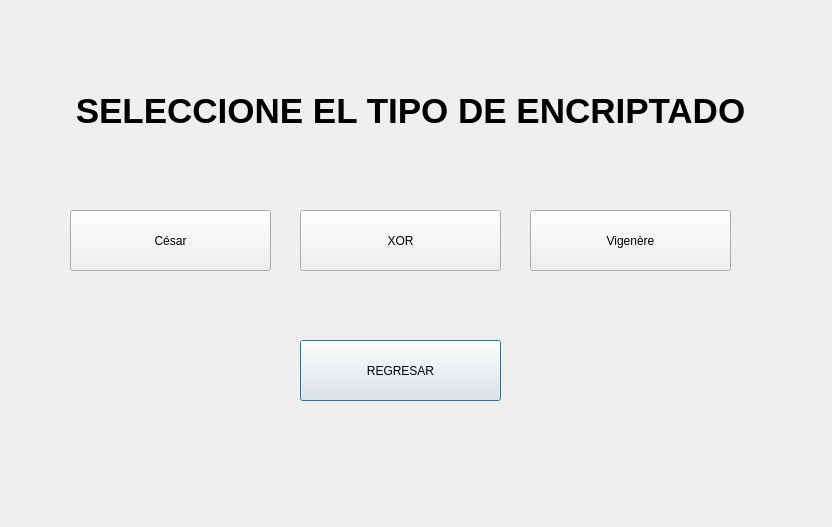
Qt form cipherApp/mainventana.ui (DJCC006/cipherApp) before a commit.
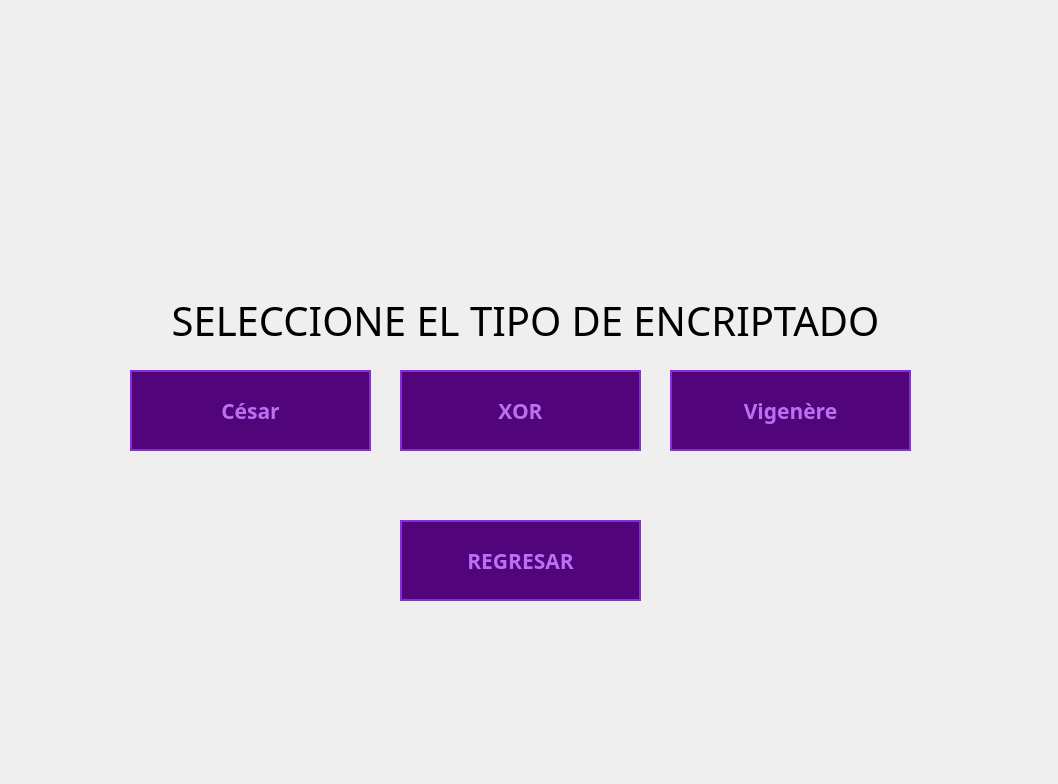
The same form after that commit.

What changed in the file:
```diff
--- a/cipherApp/mainventana.ui
+++ b/cipherApp/mainventana.ui
@@ -6,22 +6,62 @@
    <rect>
     <x>0</x>
     <y>0</y>
-    <width>832</width>
-    <height>527</height>
+    <width>1058</width>
+    <height>784</height>
    </rect>
   </property>
   <property name="windowTitle">
    <string>Dialog</string>
   </property>
+  <property name="styleSheet">
+   <string notr="true">QPushButton {
+    background-color: #52057B;
+    color: #BC6FF1;            
+    border: 2px solid #892CDC; 
+    padding: 10px 20px;
+    font-family: VCR OSD Mono;
+    font-weight: bold;
+}
+
+QPushButton:hover {
+    background-color: #892CDC; 
+    color: #000000;            
+    border: 2px solid #BC6FF1; 
+}
+
+
+QPushButton:pressed {
+    background-color: #BC6FF1; 
+    color: #000000;
+    border: 2px solid #000000;
+    padding-left: 12px;        
+    padding-top: 12px;
+}
+
+
+
+
+QWidget#centralwidget, QWidget#Form {
+    background-color: #000000; 
+}
+</string>
+  </property>
   <widget class="QPushButton" name="logoffBtt">
    <property name="geometry">
     <rect>
-     <x>300</x>
-     <y>340</y>
-     <width>201</width>
-     <height>61</height>
+     <x>400</x>
+     <y>520</y>
+     <width>241</width>
+     <height>81</height>
     </rect>
    </property>
+   <property name="font">
+    <font>
+     <family>VCR OSD Mono</family>
+     <pointsize>16</pointsize>
+     <bold>true</bold>
+    </font>
+   </property>
    <property name="text">
     <string>REGRESAR</string>
    </property>
@@ -29,12 +69,19 @@
   <widget class="QPushButton" name="vigenerebtt">
    <property name="geometry">
     <rect>
-     <x>530</x>
-     <y>210</y>
-     <width>201</width>
-     <height>61</height>
+     <x>670</x>
+     <y>370</y>
+     <width>241</width>
+     <height>81</height>
     </rect>
    </property>
+   <property name="font">
+    <font>
+     <family>VCR OSD Mono</family>
+     <pointsize>16</pointsize>
+     <bold>true</bold>
+    </font>
+   </property>
    <property name="text">
     <string>Vigenère</string>
    </property>
@@ -42,12 +89,19 @@
   <widget class="QPushButton" name="cesarBtt">
    <property name="geometry">
     <rect>
-     <x>70</x>
-     <y>210</y>
-     <width>201</width>
-     <height>61</height>
+     <x>130</x>
+     <y>370</y>
+     <width>241</width>
+     <height>81</height>
     </rect>
    </property>
+   <property name="font">
+    <font>
+     <family>VCR OSD Mono</family>
+     <pointsize>16</pointsize>
+     <bold>true</bold>
+    </font>
+   </property>
    <property name="text">
     <string>César</string>
    </property>
@@ -55,16 +109,17 @@
   <widget class="QLabel" name="label">
    <property name="geometry">
     <rect>
-     <x>-30</x>
-     <y>80</y>
-     <width>881</width>
+     <x>20</x>
+     <y>290</y>
+     <width>1011</width>
      <height>61</height>
     </rect>
    </property>
    <property name="font">
     <font>
-     <pointsize>26</pointsize>
-     <bold>true</bold>
+     <family>VCR OSD Mono</family>
+     <pointsize>30</pointsize>
+     <bold>false</bold>
     </font>
    </property>
    <property name="text">
@@ -77,12 +132,19 @@
   <widget class="QPushButton" name="xorbtt">
    <property name="geometry">
     <rect>
-     <x>300</x>
-     <y>210</y>
-     <width>201</width>
-     <height>61</height>
+     <x>400</x>
+     <y>370</y>
+     <width>241</width>
+     <height>81</height>
     </rect>
    </property>
+   <property name="font">
+    <font>
+     <family>VCR OSD Mono</family>
+     <pointsize>16</pointsize>
+     <bold>true</bold>
+    </font>
+   </property>
    <property name="text">
     <string>XOR</string>
    </property>
```
